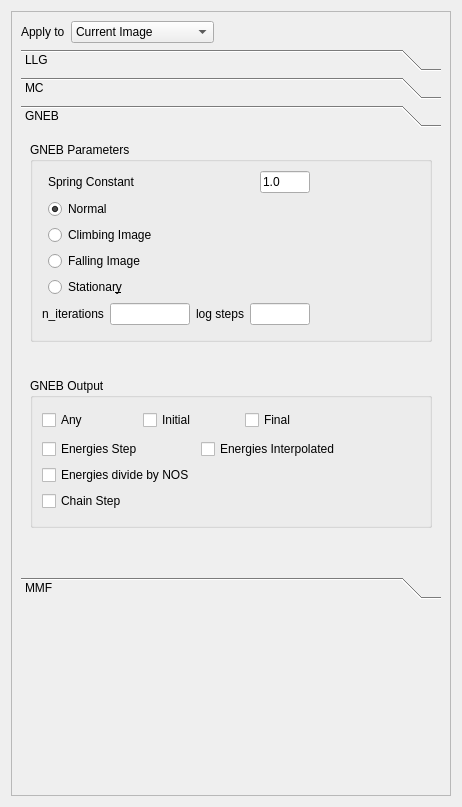
First picture: the form in ui-qt/ui/ParametersWidget.ui, repository spirit-code/spirit, before the edit.
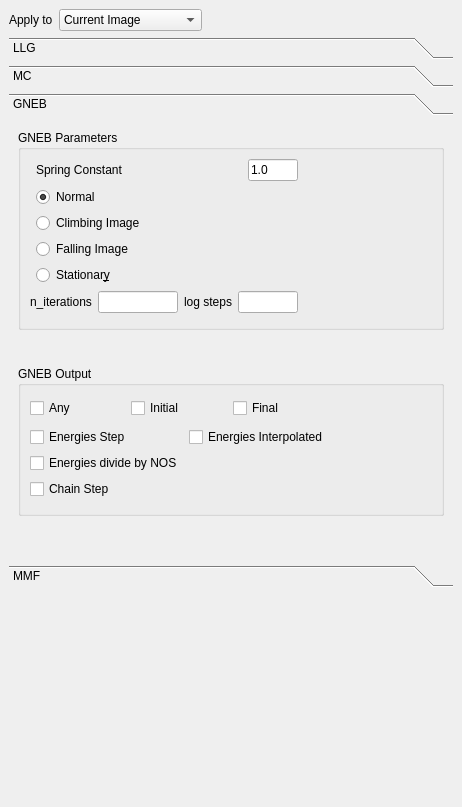
Second picture: the form after the edit. The open tabs and pages were chosen to show the change.

```diff
--- a/ui-qt/ui/ParametersWidget.ui
+++ b/ui-qt/ui/ParametersWidget.ui
@@ -14,8 +14,23 @@
    <string>Form</string>
   </property>
   <layout class="QGridLayout" name="gridLayout">
+   <property name="leftMargin">
+    <number>0</number>
+   </property>
+   <property name="topMargin">
+    <number>0</number>
+   </property>
+   <property name="rightMargin">
+    <number>0</number>
+   </property>
+   <property name="bottomMargin">
+    <number>0</number>
+   </property>
    <item row="0" column="0">
     <widget class="QScrollArea" name="scrollArea_2">
+     <property name="frameShape">
+      <enum>QFrame::NoFrame</enum>
+     </property>
      <property name="widgetResizable">
       <bool>true</bool>
      </property>
@@ -24,8 +39,8 @@
        <rect>
         <x>0</x>
         <y>0</y>
-        <width>442</width>
-        <height>787</height>
+        <width>462</width>
+        <height>807</height>
        </rect>
       </property>
       <layout class="QGridLayout" name="gridLayout_13">
@@ -798,6 +813,14 @@
           </layout>
          </widget>
          <widget class="QWidget" name="page">
+          <property name="geometry">
+           <rect>
+            <x>0</x>
+            <y>0</y>
+            <width>313</width>
+            <height>416</height>
+           </rect>
+          </property>
           <property name="minimumSize">
            <size>
             <width>0</width>
```
Left out of the diff: 14 changed lines with no effect on the pictures.
